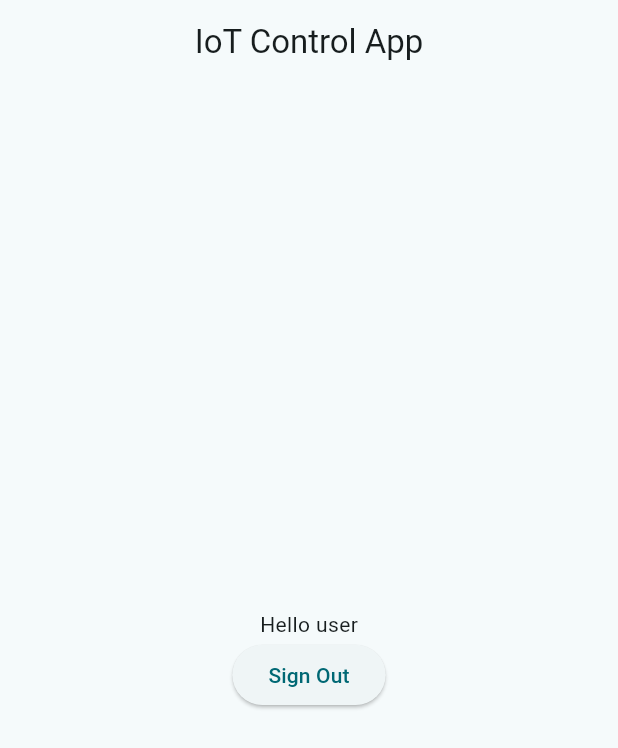
After one commit to kkbughunter/control, a Flutter app: the screen it shows once a user with an empty profile is signed in, after a tap on "Sign Out", on a phone screen of 412 x 824 dp. The commit adds this screen. Shown: the top 748 px of the screen. Run offline on Flutter 3.47's test engine with Material 3 defaults, Android fonts, the phone set to English and light mode, and no system bars; our stand-ins replace firebase_auth, firebase_core; accounts and stored records are empty.

Commit message:
wapper class - if user loged in keep in home page else login page in each reopen of the app

```diff
--- a/lib/authmanagement/auth_manage.dart
+++ b/lib/authmanagement/auth_manage.dart
@@ -1,23 +1,25 @@
 import 'package:firebase_auth/firebase_auth.dart';
 
 class AuthManage {
-  Future<UserCredential> register(String email, String password) async {
+  Future<User> register(String email, String password) async {
     try {
-      return await FirebaseAuth.instance.createUserWithEmailAndPassword(
+      final userCredential =  await FirebaseAuth.instance.createUserWithEmailAndPassword(
         email: email,
         password: password,
       );
+      return userCredential.user!;
     } catch (e) {
       throw Exception("Registration failed: ${e.toString()}");
     }
   }
 
-  Future<UserCredential> login(String email, String password) async {
+  Future<User> login(String email, String password) async {
     try {
-      return await FirebaseAuth.instance.signInWithEmailAndPassword(
+      final userCredential =  await FirebaseAuth.instance.signInWithEmailAndPassword(
         email: email,
         password: password,
       );
+      return userCredential.user!;
     } catch (e) {
       throw Exception("Login failed: ${e.toString()}");
     }
@@ -27,9 +29,6 @@ class AuthManage {
     await FirebaseAuth.instance.signOut();
   }
 
-  User? get currentUser {
-    return FirebaseAuth.instance.currentUser;
-  }
 
   // Future<void> resetPassword(String email) async {
   //   try {
--- a/lib/main.dart
+++ b/lib/main.dart
@@ -1,4 +1,4 @@
-import 'package:control/screens/login.dart';
+import 'package:control/wrapper.dart';
 import 'package:firebase_core/firebase_core.dart';
 import 'package:flutter/material.dart';
 import 'firebase_options.dart';
@@ -22,7 +22,7 @@ class MyApp extends StatelessWidget {
         colorScheme: ColorScheme.fromSeed(seedColor: Colors.white),
         useMaterial3: true,
       ),
-      home: const AppLoginScreen(),
+      home: const Wrapper(),
     );
   }
 }
--- /dev/null
+++ b/lib/screens/home.dart
@@ -0,0 +1,34 @@
+import 'package:control/authmanagement/auth_manage.dart';
+import 'package:flutter/material.dart';
+
+class HomePage extends StatefulWidget {
+  const HomePage({super.key});
+
+  @override
+  State<HomePage> createState() => _HomePageState();
+}
+
+class _HomePageState extends State<HomePage> {
+  @override
+  Widget build(BuildContext context) {
+    return Scaffold(
+      appBar: AppBar(
+        title: const Text("IoT Control App"),
+        centerTitle: true,
+      ),
+      body: Center(
+        child: Column(
+          mainAxisAlignment: MainAxisAlignment.center,
+          children: [
+            Text("Hello user"),
+            ElevatedButton(
+                onPressed: () {
+                  AuthManage().logout();
+                },
+                child: Text("Sign Out"))
+          ],
+        ),
+      ),
+    );
+  }
+}
--- a/lib/screens/login.dart
+++ b/lib/screens/login.dart
@@ -1,5 +1,6 @@
 import 'package:control/authmanagement/auth_manage.dart';
 import 'package:control/screens/forget_password.dart';
+import 'package:control/screens/home.dart';
 import 'package:flutter/material.dart';
 import 'package:control/screens/register.dart';
 
@@ -15,6 +16,13 @@ class _AppLoginScreenState extends State<AppLoginScreen> {
   final _signFormKey = GlobalKey<FormState>();
   TextEditingController _emailController = TextEditingController();
   TextEditingController _passwordController = TextEditingController();
+
+  @override
+  void dispose() {
+    super.dispose();
+    _emailController.dispose();
+    _passwordController.dispose();
+  }
 
   @override
   Widget build(BuildContext context) {
@@ -99,58 +107,14 @@ class _AppLoginScreenState extends State<AppLoginScreen> {
               SizedBox(height: 20),
               Padding(
                 padding: const EdgeInsets.only(top: 4, left: 30, right: 30),
-                child: ElevatedButton(
-                  onPressed: () async {
-                    if (_signFormKey.currentState!.validate()) {
-                      try {
-                        await AuthManage().login(
-                          _emailController.text.trim(),
-                          _passwordController.text.trim(),
-                        );
-                        ScaffoldMessenger.of(context).showSnackBar(
-                          SnackBar(content: Text("Login successful")),
-                        );
-                      } catch (e) {
-                        ScaffoldMessenger.of(context).showSnackBar(
-                          SnackBar(
-                              backgroundColor: Colors.red,
-                              content: Text(
-                                "Invalid credentials Email ID or password",
-                                style: TextStyle(
-                                    color: Colors.white,
-                                    fontWeight: FontWeight.bold),
-                              )),
-                        );
-                      }
-                    }
-                  },
-                  child: Text("Login",
-                      style: TextStyle(fontSize: 20, color: Colors.white)),
-                  style: ElevatedButton.styleFrom(
-                    minimumSize: Size(0, 60),
-                    shape: RoundedRectangleBorder(
-                      borderRadius: BorderRadius.circular(25),
-                    ),
-                    backgroundColor: Colors.blue[900],
-                  ),
-                ),
+                child: loginButton(),
               ),
               Row(
                 mainAxisAlignment: MainAxisAlignment.end,
                 children: [
                   Padding(
                     padding: const EdgeInsets.all(8.0),
-                    child: TextButton(
-                      onPressed: () {
-                        Navigator.push(
-                          context,
-                          MaterialPageRoute(
-                            builder: (context) => AppForgetPasswordPage(),
-                          ),
-                        );
-                      },
-                      child: Text('Forgot Password?'),
-                    ),
+                    child: forgetPasswordTextButton(),
                   ),
                 ],
               ),
@@ -158,7 +122,18 @@ class _AppLoginScreenState extends State<AppLoginScreen> {
                 mainAxisAlignment: MainAxisAlignment.center,
                 children: [
                   Text("Don't Have an Account?"),
-                  TextButton(
+                  createAccoutnTextButton(),
+                ],
+              ),
+            ],
+          ),
+        ),
+      ),
+    );
+  }
+
+  Widget createAccoutnTextButton() {
+    return TextButton(
       onPressed: () {
         Navigator.push(
           context,
@@ -171,12 +146,52 @@ class _AppLoginScreenState extends State<AppLoginScreen> {
         'Create Account?',
         style: TextStyle(color: Colors.blue),
       ),
+    );
+  }
+
+  Widget forgetPasswordTextButton() {
+    return TextButton(
+      onPressed: () {
+        Navigator.push(
+          context,
+          MaterialPageRoute(
+            builder: (context) => AppForgetPasswordPage(),
           ),
-                ],
+        );
+      },
+      child: Text('Forgot Password?'),
+    );
+  }
+
+  Widget loginButton() {
+    return ElevatedButton(
+      onPressed: () async {
+        if (_signFormKey.currentState!.validate()) {
+          try {
+            await AuthManage().login(
+              _emailController.text.trim(),
+              _passwordController.text.trim(),
+            );
+          } catch (e) {
+            ScaffoldMessenger.of(context).showSnackBar(
+              SnackBar(
+                  backgroundColor: Colors.red,
+                  content: Text(
+                    "Invalid credentials Email ID or password",
+                    style: TextStyle(
+                        color: Colors.white, fontWeight: FontWeight.bold),
+                  )),
+            );
+          }
+        }
+      },
+      child: Text("Login", style: TextStyle(fontSize: 20, color: Colors.white)),
+      style: ElevatedButton.styleFrom(
+        minimumSize: Size(0, 60),
+        shape: RoundedRectangleBorder(
+          borderRadius: BorderRadius.circular(25),
         ),
-            ],
-          ),
-        ),
+        backgroundColor: Colors.blue[900],
       ),
     );
   }
--- /dev/null
+++ b/lib/wrapper.dart
@@ -0,0 +1,38 @@
+import 'package:control/screens/home.dart';
+import 'package:control/screens/login.dart';
+import 'package:firebase_auth/firebase_auth.dart';
+import 'package:flutter/material.dart';
+
+class Wrapper extends StatefulWidget {
+  const Wrapper({super.key});
+
+  @override
+  State<Wrapper> createState() => _WrapperState();
+}
+
+class _WrapperState extends State<Wrapper> {
+  @override
+  Widget build(BuildContext context) {
+    return Scaffold(
+      body: StreamBuilder<User?>(
+        stream: FirebaseAuth.instance.authStateChanges(),
+        builder: (context, snapshot) {
+          if (snapshot.connectionState == ConnectionState.waiting) {
+            return const Center(child: CircularProgressIndicator());
+          } else if (snapshot.hasError) {
+            return Center(child: Text("An error occurred: ${snapshot.error}"));
+          } else {
+            // Check if the user is logged in
+            if (snapshot.data != null) {
+              // User is logged in, show the home page
+              return const HomePage();
+            } else {
+              // User is not logged in, show the login screen
+              return const AppLoginScreen();
+            }
+          }
+        },
+      ),
+    );
+  }
+}
```
Also changed, not shown: lib/screens/register.dart (+22 -22 lines). Lines whose indentation alone changed are shown as unchanged.
